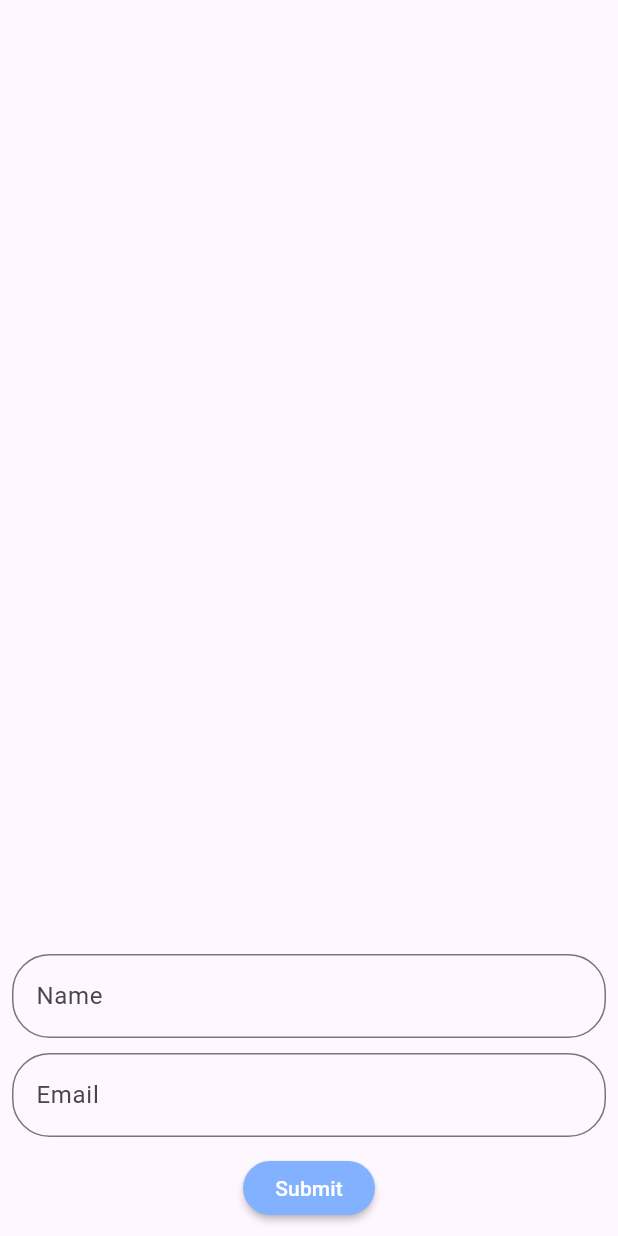
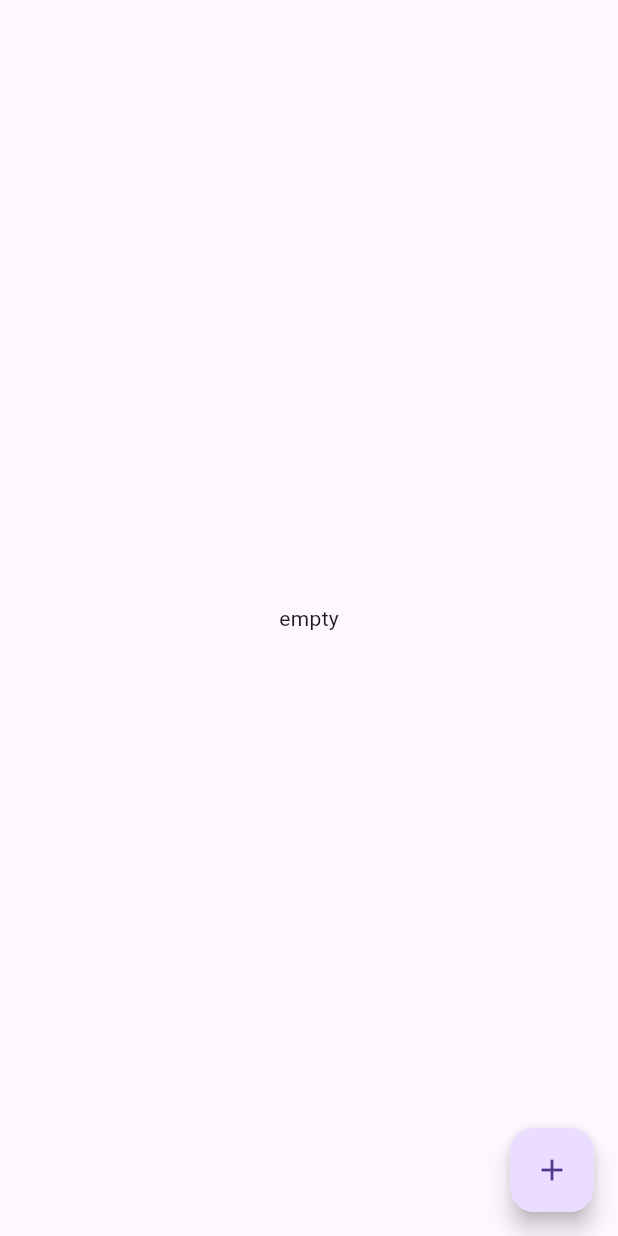
Before and after one commit to theranjithmenon/firebase-storage-flutter, a Flutter app: the screen it shows after launch, on a phone screen of 412 x 824 dp. Run offline on Flutter 3.47's test engine with Material 2 defaults, Android fonts, the phone set to English and light mode, and no system bars; our stand-ins replace cloud_firestore, firebase_core; accounts and stored records are empty.

Commit message:
firestore ADD,DELETE and UPDATE !!

```diff
--- a/lib/form.dart
+++ /dev/null
@@ -1,99 +0,0 @@
-import 'package:cloud_firestore/cloud_firestore.dart';
-import 'package:firebase_core/firebase_core.dart';
-import 'package:flutter/material.dart';
-import 'package:uuid/uuid.dart';
-
-class UserForm extends StatefulWidget {
-  const UserForm({Key? key}) : super(key: key);
-
-  @override
-  State<UserForm> createState() => _UserFormState();
-}
-
-class _UserFormState extends State<UserForm> {
-  final TextEditingController _name = TextEditingController();
-  final TextEditingController _email = TextEditingController();
-
-  @override
-  Widget build(BuildContext context) {
-    return Scaffold(
-      body: SafeArea(
-        child: Padding(
-          padding: const EdgeInsets.all(8.0),
-          child: Column(
-            children: [
-              Expanded(
-                  child: StreamBuilder(
-                stream:
-                    FirebaseFirestore.instance.collection('user').snapshots(),
-                builder: (BuildContext context,
-                    AsyncSnapshot<QuerySnapshot> snapshot) {
-                  return ListView.builder(
-                      itemCount: snapshot.data?.docs.length,
-                      itemBuilder: (context, index) {
-                        return ListTile(
-                          trailing: IconButton(
-                              onPressed: () {
-                                FirebaseFirestore.instance
-                                    .collection('user')
-                                    .doc(
-                                        snapshot.data!.docs[index].reference.id)
-                                    .delete();
-                              },
-                              icon: const Icon(Icons.delete)),
-                          title: Text(snapshot.data!.docs[index]['Name']),
-                          subtitle: Text(snapshot.data!.docs[index]['Email']),
-                        );
-                      });
-                },
-              )),
-              Column(
-                children: [
-                  TextField(
-                    controller: _name,
-                    textInputAction: TextInputAction.next,
-                    keyboardType: TextInputType.text,
-                    decoration: InputDecoration(
-                        hintText: "Name",
-                        border: OutlineInputBorder(
-                            borderRadius: BorderRadius.circular(25))),
-                  ),
-                  const SizedBox(
-                    height: 10,
-                  ),
-                  TextField(
-                    controller: _email,
-                    keyboardType: TextInputType.emailAddress,
-                    textInputAction: TextInputAction.done,
-                    decoration: InputDecoration(
-                        hintText: "Email",
-                        border: OutlineInputBorder(
-                            borderRadius: BorderRadius.circular(25))),
-                  ),
-                  const SizedBox(
-                    height: 10,
-                  ),
-                  MaterialButton(
-                    shape: RoundedRectangleBorder(
-                        borderRadius: BorderRadius.circular(25)),
-                    color: Colors.blueAccent.shade100,
-                    textColor: Colors.white,
-                    onPressed: () {
-                      FirebaseFirestore.instance.collection('user').doc().set(
-                          {"Name": _name.text, "Email": _email.text});
-                      setState(() {
-                        _email.text = "";
-                        _name.text = "";
-                      });
-                    },
-                    child: const Text("Submit"),
-                  )
-                ],
-              ),
-            ],
-          ),
-        ),
-      ),
-    );
-  }
-}
--- a/lib/main.dart
+++ b/lib/main.dart
@@ -1,5 +1,5 @@
+import 'package:firebase/home.dart';
 import 'package:flutter/material.dart';
-import 'form.dart';
 import 'package:firebase_core/firebase_core.dart';
 
 Future<void> main() async {
@@ -18,7 +18,7 @@ class MyApp extends StatelessWidget {
       theme: ThemeData(
         useMaterial3: true,
       ),
-      home: const UserForm(),
+      home: const HomeListScreen(),
     );
   }
 }
```
Also changed, not shown: lib/home.dart (added, +183 -0 lines).
